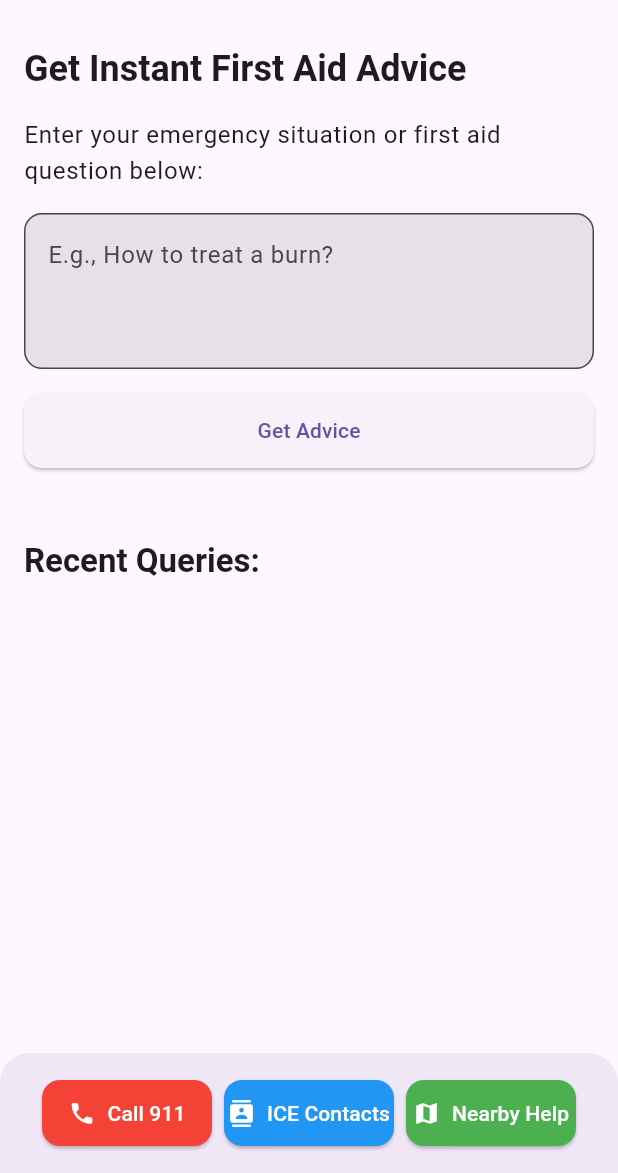
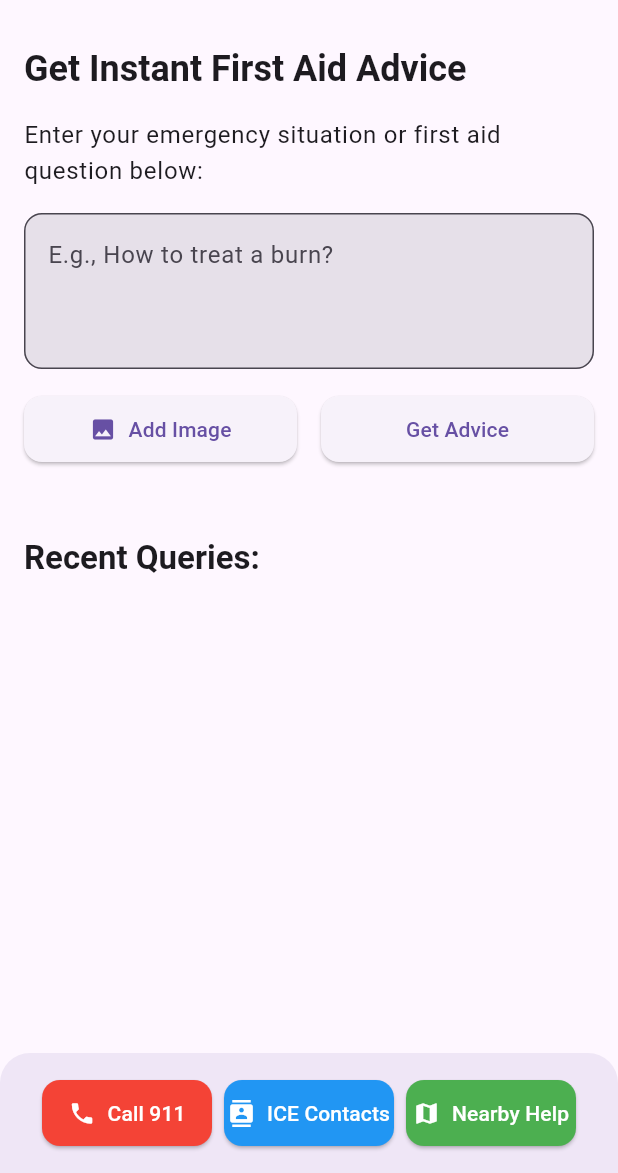
Before and after one commit to pavi2410/first-aid-ai, a Flutter app: the screen it shows after launch, on a phone screen of 412 x 824 dp, the part 63-1236 px from its top. Run offline on Flutter 3.47's test engine with Material 3 defaults, Android fonts, the phone set to English and light mode, and no system bars; our stand-ins replace flutter_markdown, google_generative_ai, image_picker.

Commit message:
Add image input

```diff
--- a/lib/main.dart
+++ b/lib/main.dart
@@ -1,7 +1,9 @@
+import 'dart:io';
 import 'package:flutter/material.dart';
 import 'package:google_generative_ai/google_generative_ai.dart';
 import 'package:flutter_markdown/flutter_markdown.dart';
 import 'package:url_launcher/url_launcher.dart';
+import 'package:image_picker/image_picker.dart';
 
 const String _apiKey = String.fromEnvironment('API_KEY');
 
@@ -45,22 +47,34 @@ class _MyHomePageState extends State<MyHomePage> {
   bool _loading = false;
   String _generatedText = '';
   final List<String> _recentQueries = [];
+  File? _image;
+  final ImagePicker _picker = ImagePicker();
 
   @override
   void initState() {
     super.initState();
     _model = GenerativeModel(
-      model: 'gemini-1.5-flash-latest',
+      model: 'gemini-1.5-pro-latest',
       apiKey: _apiKey,
     );
+  }
+
+  Future<void> _pickImage() async {
+    final XFile? pickedFile =
+        await _picker.pickImage(source: ImageSource.gallery);
+    if (pickedFile != null) {
+      setState(() {
+        _image = File(pickedFile.path);
+      });
+    }
   }
 
   @override
   Widget build(BuildContext context) {
     return Scaffold(
       appBar: AppBar(
-        title:
-            const Text('First Aid AI', style: TextStyle(fontWeight: FontWeight.bold)),
+        title: const Text('First Aid AI',
+            style: TextStyle(fontWeight: FontWeight.bold)),
         centerTitle: true,
         elevation: 0,
       ),
@@ -97,19 +111,43 @@ class _MyHomePageState extends State<MyHomePage> {
                       maxLines: 3,
                     ),
                     const SizedBox(height: 16),
-                    ElevatedButton(
+                    Row(
+                      children: [
+                        Expanded(
+                          child: ElevatedButton.icon(
+                            onPressed: _pickImage,
+                            icon: const Icon(Icons.image),
+                            label: const Text('Add Image'),
+                            style: ElevatedButton.styleFrom(
+                              shape: RoundedRectangleBorder(
+                                  borderRadius: BorderRadius.circular(12)),
+                              padding: const EdgeInsets.symmetric(vertical: 12),
+                            ),
+                          ),
+                        ),
+                        const SizedBox(width: 16),
+                        Expanded(
+                          child: ElevatedButton(
                             onPressed: _loading
                                 ? null
                                 : () => _generateResponse(_textController.text),
                             style: ElevatedButton.styleFrom(
-                        minimumSize: const Size(double.infinity, 50),
                               shape: RoundedRectangleBorder(
                                   borderRadius: BorderRadius.circular(12)),
+                              padding: const EdgeInsets.symmetric(vertical: 12),
                             ),
                             child: _loading
-                          ? const CircularProgressIndicator(color: Colors.white)
+                                ? const CircularProgressIndicator(
+                                    color: Colors.white)
                                 : const Text('Get Advice'),
                           ),
+                        ),
+                      ],
+                    ),
+                    if (_image != null) ...[
+                      const SizedBox(height: 16),
+                      Image.file(_image!, height: 200, fit: BoxFit.cover),
+                    ],
                     const SizedBox(height: 24),
                     if (_generatedText.isNotEmpty) ...[
                       Text(
@@ -165,7 +203,7 @@ class _MyHomePageState extends State<MyHomePage> {
   }
 
   Future<void> _generateResponse(String prompt) async {
-    if (prompt.isEmpty) return;
+    if (prompt.isEmpty && _image == null) return;
 
     setState(() {
       _loading = true;
@@ -173,14 +211,27 @@ class _MyHomePageState extends State<MyHomePage> {
     });
 
     try {
-      var response = await _model.generateContent([Content.text(prompt)]);
+      List<Content> contents = [];
+      if (prompt.isNotEmpty && _image != null) {
+        final imageBytes = await _image!.readAsBytes();
+
+        contents.add(Content.multi(
+            [DataPart("image/jpeg", imageBytes), TextPart(prompt)]));
+      } else if (prompt.isNotEmpty) {
+        contents.add(Content.text(prompt));
+      } else {
+        contents.add(Content.text('say hi'));
+      }
+      if (_image != null) {}
+
+      var response = await _model.generateContent(contents);
       var text = response.text;
 
       setState(() {
         _generatedText =
             text ?? 'Sorry, I couldn\'t generate a response. Please try again.';
         _loading = false;
-        if (!_recentQueries.contains(prompt)) {
+        if (!_recentQueries.contains(prompt) && prompt.isNotEmpty) {
           _recentQueries.insert(0, prompt);
           if (_recentQueries.length > 5) _recentQueries.removeLast();
         }
@@ -222,7 +273,8 @@ class SafetyButtonsBar extends StatelessWidget {
             label: 'ICE Contacts',
             onPressed: () {
               ScaffoldMessenger.of(context).showSnackBar(
-                const SnackBar(content: Text('ICE Contacts feature coming soon!')),
+                const SnackBar(
+                    content: Text('ICE Contacts feature coming soon!')),
               );
             },
             color: Colors.blue,
--- a/pubspec.yaml
+++ b/pubspec.yaml
@@ -38,6 +38,7 @@ dependencies:
   google_generative_ai: ^0.4.4
   flutter_markdown: ^0.7.3+1
   url_launcher: ^6.3.0
+  image_picker: ^1.1.2
 
 dev_dependencies:
   flutter_test:
```
Also changed, not shown: pubspec.lock. Lines whose indentation alone changed are shown as unchanged.
